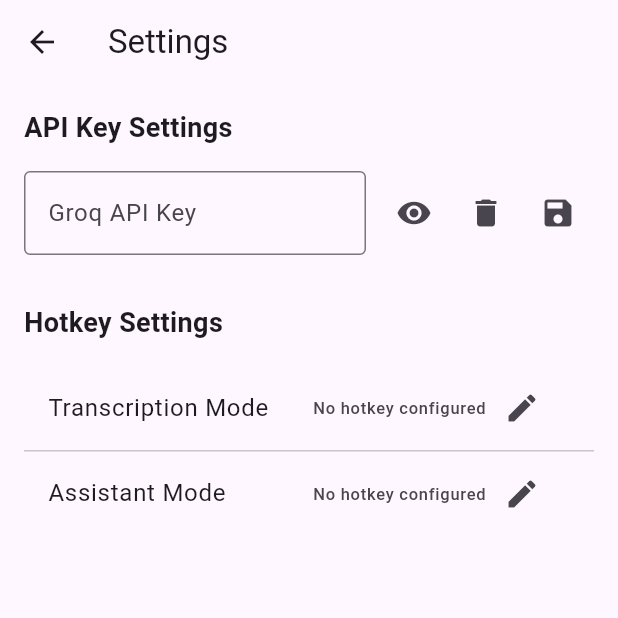
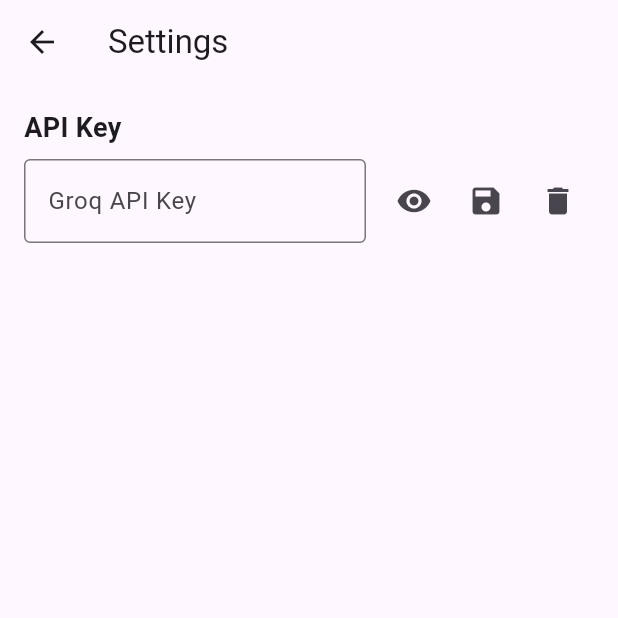
Before and after one commit to DevelopedByDev/autoquill_ai, a Flutter app: the screen it shows after launch, after a tap on the "settings" icon, on a phone screen of 412 x 824 dp, the top half of it. Run offline on Flutter 3.47's test engine with Material 3 defaults, Android fonts, the phone set to English and light mode, and no system bars; our stand-ins replace equatable, flutter_bloc, get_it, hive, hive_flutter; missing offline and left inert: hotkey_manager, record; accounts and stored records are empty.

Commit message:
deleted all hotkey functionality

```diff
--- a/lib/features/settings/bloc/settings_bloc.dart
+++ b/lib/features/settings/bloc/settings_bloc.dart
@@ -1,5 +1,4 @@
 import 'package:flutter_bloc/flutter_bloc.dart';
-import 'package:hotkey_manager/hotkey_manager.dart';
 import '../../../core/storage/app_storage.dart';
 import 'settings_event.dart';
 import 'settings_state.dart';
@@ -10,33 +9,13 @@ class SettingsBloc extends Bloc<SettingsEvent, SettingsState> {
     on<SaveApiKey>(_onSaveApiKey);
     on<DeleteApiKey>(_onDeleteApiKey);
     on<ToggleApiKeyVisibility>(_onToggleApiKeyVisibility);
-    on<StartHotkeyRecording>(_onStartHotkeyRecording);
-    on<SaveHotkey>(_onSaveHotkey);
-    on<CancelHotkeyRecording>(_onCancelHotkeyRecording);
-    on<UpdateRecordedHotkey>(_onUpdateRecordedHotkey);
   }
 
   Future<void> _onLoadSettings(LoadSettings event, Emitter<SettingsState> emit) async {
     try {
       final apiKey = await AppStorage.getApiKey();
-      final hotkeyData = AppStorage.getHotkey();
-
-      HotKey? transcriptionHotkey;
-      HotKey? assistantHotkey;
-
-      if (hotkeyData != null) {
-        if (hotkeyData['transcription'] != null) {
-          transcriptionHotkey = HotKey.fromJson(hotkeyData['transcription']);
-        }
-        if (hotkeyData['assistant'] != null) {
-          assistantHotkey = HotKey.fromJson(hotkeyData['assistant']);
-        }
-      }
-
       emit(state.copyWith(
         apiKey: apiKey,
-        transcriptionHotkey: transcriptionHotkey,
-        assistantHotkey: assistantHotkey,
       ));
     } catch (e) {
       emit(state.copyWith(error: e.toString()));
@@ -71,48 +50,5 @@ class SettingsBloc extends Bloc<SettingsEvent, SettingsState> {
     emit(state.copyWith(isApiKeyVisible: !state.isApiKeyVisible));
   }
 
-  void _onStartHotkeyRecording(StartHotkeyRecording event, Emitter<SettingsState> emit) {
-    emit(state.copyWith(
-      activeHotkeyMode: event.mode,
-      recordedHotkey: null,
-    ));
-  }
 
-  Future<void> _onSaveHotkey(SaveHotkey event, Emitter<SettingsState> emit) async {
-    if (state.activeHotkeyMode == null) return;
-
-    try {
-      final hotkey = event.hotkey;
-      final mode = state.activeHotkeyMode!;
-
-      if (mode == 'Transcription Mode') {
-        await AppStorage.saveHotkey({'transcription': hotkey.toJson()});
-        emit(state.copyWith(
-          transcriptionHotkey: hotkey,
-          recordedHotkey: null,
-          activeHotkeyMode: null,
-        ));
-      } else if (mode == 'Assistant Mode') {
-        await AppStorage.saveHotkey({'assistant': hotkey.toJson()});
-        emit(state.copyWith(
-          assistantHotkey: hotkey,
-          recordedHotkey: null,
-          activeHotkeyMode: null,
-        ));
-      }
-    } catch (e) {
-      emit(state.copyWith(error: e.toString()));
-    }
-  }
-
-  void _onCancelHotkeyRecording(CancelHotkeyRecording event, Emitter<SettingsState> emit) {
-    emit(state.copyWith(
-      recordedHotkey: null,
-      activeHotkeyMode: null,
-    ));
-  }
-
-  void _onUpdateRecordedHotkey(UpdateRecordedHotkey event, Emitter<SettingsState> emit) {
-    emit(state.copyWith(recordedHotkey: event.hotkey));
-  }
 }
--- a/lib/features/settings/bloc/settings_state.dart
+++ b/lib/features/settings/bloc/settings_state.dart
@@ -1,42 +1,25 @@
 import 'package:equatable/equatable.dart';
-import 'package:hotkey_manager/hotkey_manager.dart';
 
 class SettingsState extends Equatable {
   final String? apiKey;
   final bool isApiKeyVisible;
   final String? error;
-  final HotKey? transcriptionHotkey;
-  final HotKey? assistantHotkey;
-  final HotKey? recordedHotkey; // Temporary hotkey being recorded
-  final String? activeHotkeyMode; // Which mode is being configured
 
   const SettingsState({
     this.apiKey,
     this.isApiKeyVisible = false,
     this.error,
-    this.transcriptionHotkey,
-    this.assistantHotkey,
-    this.recordedHotkey,
-    this.activeHotkeyMode,
   });
 
   SettingsState copyWith({
     String? apiKey,
     bool? isApiKeyVisible,
     String? error,
-    HotKey? transcriptionHotkey,
-    HotKey? assistantHotkey,
-    HotKey? recordedHotkey,
-    String? activeHotkeyMode,
   }) {
     return SettingsState(
       apiKey: apiKey ?? this.apiKey,
       isApiKeyVisible: isApiKeyVisible ?? this.isApiKeyVisible,
       error: error,
-      transcriptionHotkey: transcriptionHotkey ?? this.transcriptionHotkey,
-      assistantHotkey: assistantHotkey ?? this.assistantHotkey,
-      recordedHotkey: recordedHotkey,
-      activeHotkeyMode: activeHotkeyMode,
     );
   }
 
@@ -45,9 +28,5 @@ class SettingsState extends Equatable {
         apiKey,
         isApiKeyVisible,
         error,
-        transcriptionHotkey,
-        assistantHotkey,
-        recordedHotkey,
-        activeHotkeyMode,
       ];
 }
--- a/lib/settings.dart
+++ b/lib/settings.dart
@@ -1,6 +1,6 @@
 import 'package:flutter/material.dart';
 import 'package:flutter_bloc/flutter_bloc.dart';
-import 'package:hotkey_manager/hotkey_manager.dart';
+
 import 'features/settings/bloc/settings_bloc.dart';
 import 'features/settings/bloc/settings_event.dart';
 import 'features/settings/bloc/settings_state.dart';
@@ -12,87 +12,6 @@ class SettingsPage extends StatelessWidget {
     super.key,
     required this.groqAPIKeyController,
   });
-
-  void _showHotkeyDialog(BuildContext context, String mode) {
-    context.read<SettingsBloc>().add(StartHotkeyRecording(mode));
-
-    showDialog(
-      context: context,
-      builder: (dialogContext) => BlocProvider.value(
-        value: context.read<SettingsBloc>(),
-        child: BlocBuilder<SettingsBloc, SettingsState>(
-        builder: (context, state) => AlertDialog(
-          title: Text('Configure $mode Hotkey'),
-          content: SizedBox(
-            height: 120,
-            child: Column(
-              children: [
-                Text('Press the desired hotkey combination for $mode.\nThe keys you press will appear in the box below:'),
-                const SizedBox(height: 16),
-                Container(
-                  width: 200,
-                  height: 60,
-                  decoration: BoxDecoration(
-                    color: Theme.of(context).colorScheme.surface,
-                    borderRadius: BorderRadius.circular(8),
-                  ),
-                  child: Stack(
-                    alignment: Alignment.center,
-                    children: [
-                      if (state.recordedHotkey != null)
-                        Text(
-                          '${state.recordedHotkey!.modifiers?.map((m) => m.toString()).join('+')}${state.recordedHotkey!.modifiers?.isEmpty ?? true ? '' : '+'}${state.recordedHotkey!.key}',
-                        ),
-                      Container(
-                        decoration: BoxDecoration(
-                          color: Theme.of(context).colorScheme.surface,
-                          borderRadius: BorderRadius.circular(8),
-                          border: Border.all(
-                            color: Theme.of(context).colorScheme.outline,
-                          ),
-                        ),
-                        padding: const EdgeInsets.symmetric(horizontal: 16, vertical: 8),
-                        width: 300,
-                        height: 60,
-                        child: Stack(
-                          alignment: Alignment.center,
-                          children: [
-                            HotKeyRecorder(
-                              onHotKeyRecorded: (hotKey) {
-                                context.read<SettingsBloc>().add(UpdateRecordedHotkey(hotKey));
-                              },
-                            ),
-                          ],
-                        ),
-                      ),
-                    ],
-                  ),
-                ),
-              ],
-            ),
-          ),
-          actions: [
-            TextButton(
-              onPressed: () {
-                context.read<SettingsBloc>().add(CancelHotkeyRecording());
-                Navigator.of(context).pop();
-              },
-              child: const Text('Cancel'),
-            ),
-            TextButton(
-              onPressed: () {
-                if (state.recordedHotkey != null) {
-                  context.read<SettingsBloc>().add(SaveHotkey(state.recordedHotkey!));
-                }
-                Navigator.of(context).pop();
-              },
-              child: const Text('Save'),
-            ),
-          ],
-        ),
-      )),
-    );
-  }
 
   @override
   Widget build(BuildContext context) {
@@ -117,10 +36,13 @@ class SettingsPage extends StatelessWidget {
                 crossAxisAlignment: CrossAxisAlignment.start,
                 children: [
                   const Text(
-                    'API Key Settings',
-                    style: TextStyle(fontSize: 18, fontWeight: FontWeight.bold),
+                    'API Key',
+                    style: TextStyle(
+                      fontSize: 18,
+                      fontWeight: FontWeight.bold,
+                    ),
                   ),
-                  const SizedBox(height: 16),
+                  const SizedBox(height: 8),
                   Row(
                     children: [
                       Expanded(
@@ -149,69 +71,22 @@ class SettingsPage extends StatelessWidget {
                             },
                           ),
                           IconButton(
+                            icon: const Icon(Icons.save),
+                            onPressed: () {
+                              context.read<SettingsBloc>().add(
+                                  SaveApiKey(groqAPIKeyController.text));
+                            },
+                          ),
+                          IconButton(
                             icon: const Icon(Icons.delete),
                             onPressed: () {
                               groqAPIKeyController.clear();
-                              context.read<SettingsBloc>().add(DeleteApiKey());
-                            },
-                          ),
-                          IconButton(
-                            icon: const Icon(Icons.save),
-                            onPressed: () {
-                              context.read<SettingsBloc>().add(
-                                    SaveApiKey(
-                                      groqAPIKeyController.text,
-                                    ),
-                                  );
+                              context
+                                  .read<SettingsBloc>()
+                                  .add(DeleteApiKey());
                             },
                           ),
                         ],
-                      ),
-                    ],
-                  ),
-                  const SizedBox(height: 32),
-                  const Text(
-                    'Hotkey Settings',
-                    style: TextStyle(fontSize: 18, fontWeight: FontWeight.bold),
-                  ),
-                  const SizedBox(height: 16),
-                  ListView(
-                    shrinkWrap: true,
-                    children: [
-                      ListTile(
-                        title: const Text('Transcription Mode'),
-                        trailing: Row(
-                          mainAxisSize: MainAxisSize.min,
-                          children: [
-                            Text(
-                              state.transcriptionHotkey != null
-                                  ? '${state.transcriptionHotkey!.modifiers?.map((m) => m.toString()).join('+')}${state.transcriptionHotkey!.modifiers?.isEmpty ?? true ? '' : '+'}${state.transcriptionHotkey!.key}'
-                                  : 'No hotkey configured',
-                            ),
-                            IconButton(
-                              icon: const Icon(Icons.edit),
-                              onPressed: () => _showHotkeyDialog(context, 'Transcription Mode'),
-                            ),
-                          ],
-                        ),
-                      ),
-                      const Divider(height: 1),
-                      ListTile(
-                        title: const Text('Assistant Mode'),
-                        trailing: Row(
-                          mainAxisSize: MainAxisSize.min,
-                          children: [
-                            Text(
-                              state.assistantHotkey != null
-                                  ? '${state.assistantHotkey!.modifiers?.map((m) => m.toString()).join('+')}${state.assistantHotkey!.modifiers?.isEmpty ?? true ? '' : '+'}${state.assistantHotkey!.key}'
-                                  : 'No hotkey configured',
-                            ),
-                            IconButton(
-                              icon: const Icon(Icons.edit),
-                              onPressed: () => _showHotkeyDialog(context, 'Assistant Mode'),
-                            ),
-                          ],
-                        ),
                       ),
                     ],
                   ),
```
